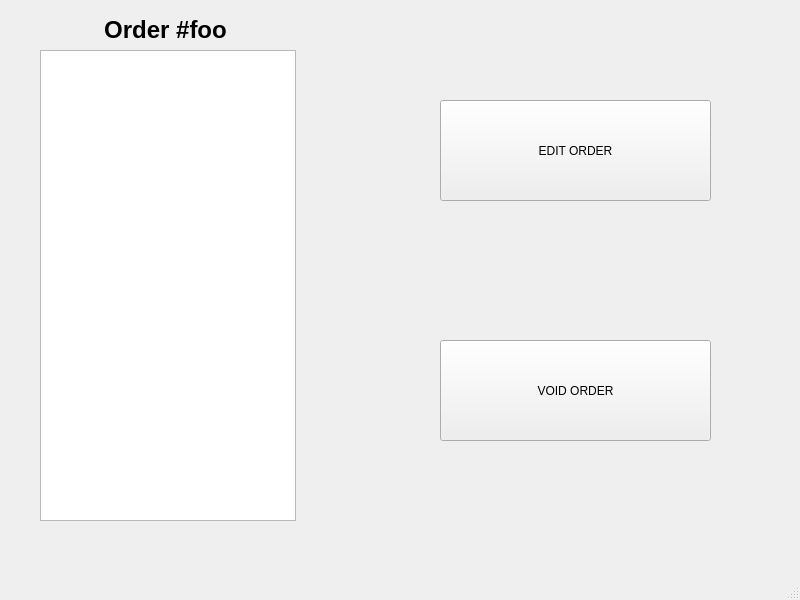
Before: the Qt Designer form Manager/managerOrderListGUI.ui in CS-3560-02-5/Los-Pollos-Hermanos-Drive-Thru-System, drawn with Qt 5.
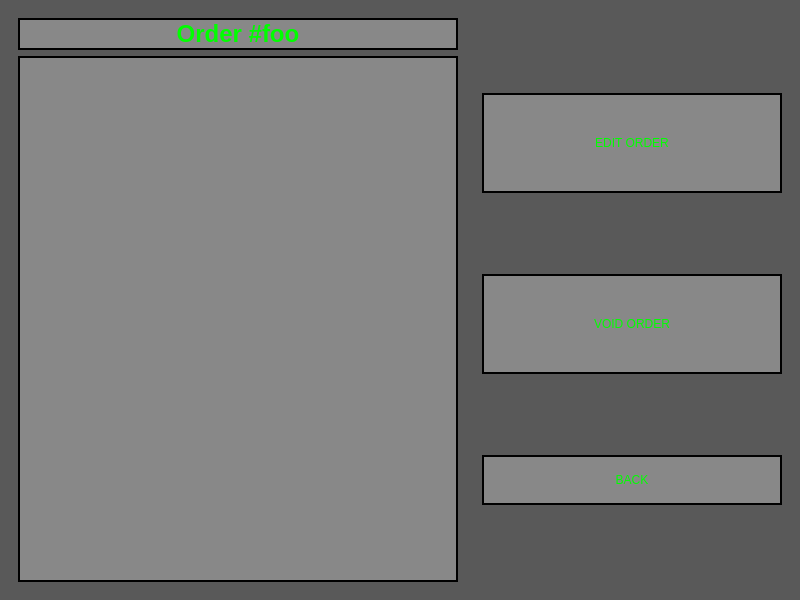
After: the same form once the commit is applied.

```diff
--- a/Manager/managerOrderListGUI.ui
+++ b/Manager/managerOrderListGUI.ui
@@ -10,64 +10,184 @@
     <height>600</height>
    </rect>
   </property>
+  <property name="minimumSize">
+   <size>
+    <width>0</width>
+    <height>0</height>
+   </size>
+  </property>
+  <property name="maximumSize">
+   <size>
+    <width>16777215</width>
+    <height>16777215</height>
+   </size>
+  </property>
   <property name="windowTitle">
    <string>MainWindow</string>
   </property>
+  <property name="styleSheet">
+   <string notr="true">QMainWindow#MainWindow
+{
+background-color: rgb(89, 89, 89);
+}</string>
+  </property>
   <widget class="QWidget" name="centralwidget">
-   <widget class="QListView" name="orderList_View">
-    <property name="geometry">
-     <rect>
-      <x>40</x>
-      <y>50</y>
-      <width>256</width>
-      <height>471</height>
-     </rect>
-    </property>
-   </widget>
-   <widget class="QPushButton" name="editOrder_but">
-    <property name="geometry">
-     <rect>
-      <x>440</x>
-      <y>100</y>
-      <width>271</width>
-      <height>101</height>
-     </rect>
-    </property>
-    <property name="text">
-     <string>EDIT ORDER</string>
-    </property>
-   </widget>
-   <widget class="QPushButton" name="voidOrder_but">
-    <property name="geometry">
-     <rect>
-      <x>440</x>
-      <y>340</y>
-      <width>271</width>
-      <height>101</height>
-     </rect>
-    </property>
-    <property name="text">
-     <string>VOID ORDER</string>
-    </property>
-   </widget>
-   <widget class="QLabel" name="manageOrderList_label">
-    <property name="geometry">
-     <rect>
-      <x>40</x>
-      <y>10</y>
-      <width>251</width>
-      <height>41</height>
-     </rect>
-    </property>
-    <property name="text">
-     <string>&lt;html&gt;&lt;head/&gt;&lt;body&gt;&lt;p&gt;&lt;span style=&quot; font-size:18pt; font-weight:600;&quot;&gt;Order #foo&lt;/span&gt;&lt;/p&gt;&lt;/body&gt;&lt;/html&gt;</string>
-    </property>
-    <property name="alignment">
-     <set>Qt::AlignCenter</set>
-    </property>
-   </widget>
+   <layout class="QHBoxLayout" name="horizontalLayout">
+    <item>
+     <widget class="QWidget" name="orderListWidget" native="true">
+      <property name="sizePolicy">
+       <sizepolicy hsizetype="Preferred" vsizetype="Preferred">
+        <horstretch>0</horstretch>
+        <verstretch>0</verstretch>
+       </sizepolicy>
+      </property>
+      <property name="maximumSize">
+       <size>
+        <width>5000</width>
+        <height>16777215</height>
+       </size>
+      </property>
+      <layout class="QVBoxLayout" name="verticalLayout_2">
+       <item>
+        <widget class="QLabel" name="manageOrderList_label">
+         <property name="styleSheet">
+          <string notr="true">color: rgb(0, 255, 0);
+background-color: rgb(136, 136, 136);
+font: 36pt &quot;Arial&quot;;
+border: 2px solid #ccc;
+border-color: rgb(0, 0, 0);</string>
+         </property>
+         <property name="text">
+          <string>&lt;html&gt;&lt;head/&gt;&lt;body&gt;&lt;p&gt;&lt;span style=&quot; font-size:18pt; font-weight:600;&quot;&gt;Order #foo&lt;/span&gt;&lt;/p&gt;&lt;/body&gt;&lt;/html&gt;</string>
+         </property>
+         <property name="alignment">
+          <set>Qt::AlignCenter</set>
+         </property>
+        </widget>
+       </item>
+       <item>
+        <widget class="QListView" name="orderList_View">
+         <property name="sizePolicy">
+          <sizepolicy hsizetype="Expanding" vsizetype="Expanding">
+           <horstretch>0</horstretch>
+           <verstretch>0</verstretch>
+          </sizepolicy>
+         </property>
+         <property name="minimumSize">
+          <size>
+           <width>400</width>
+           <height>0</height>
+          </size>
+         </property>
+         <property name="maximumSize">
+          <size>
+           <width>10000</width>
+           <height>16777215</height>
+          </size>
+         </property>
+         <property name="styleSheet">
+          <string notr="true">background-color: rgb(136, 136, 136);
+color: rgb(0, 255, 0);
+border: 2px solid #ccc;
+border-color: rgb(0, 0, 0);</string>
+         </property>
+        </widget>
+       </item>
+      </layout>
+     </widget>
+    </item>
+    <item>
+     <widget class="QWidget" name="OrderListButtonWidget" native="true">
+      <property name="sizePolicy">
+       <sizepolicy hsizetype="Fixed" vsizetype="Preferred">
+        <horstretch>0</horstretch>
+        <verstretch>0</verstretch>
+       </sizepolicy>
+      </property>
+      <layout class="QVBoxLayout" name="verticalLayout">
+       <item>
+        <widget class="QPushButton" name="editOrder_but">
+         <property name="sizePolicy">
+          <sizepolicy hsizetype="Fixed" vsizetype="Fixed">
+           <horstretch>0</horstretch>
+           <verstretch>0</verstretch>
+          </sizepolicy>
+         </property>
+         <property name="minimumSize">
+          <size>
+           <width>300</width>
+           <height>100</height>
+          </size>
+         </property>
+         <property name="styleSheet">
+          <string notr="true">color: rgb(0, 255, 0);
+background-color: rgb(136, 136, 136);
+font: 20pt &quot;Arial&quot;;
+border: 2px solid #ccc;
+border-color: rgb(0, 0, 0);</string>
+         </property>
+         <property name="text">
+          <string>EDIT ORDER</string>
+         </property>
+        </widget>
+       </item>
+       <item>
+        <widget class="QPushButton" name="voidOrder_but">
+         <property name="sizePolicy">
+          <sizepolicy hsizetype="Fixed" vsizetype="Fixed">
+           <horstretch>0</horstretch>
+           <verstretch>0</verstretch>
+          </sizepolicy>
+         </property>
+         <property name="minimumSize">
+          <size>
+           <width>300</width>
+           <height>100</height>
+          </size>
+         </property>
+         <property name="styleSheet">
+          <string notr="true">color: rgb(0, 255, 0);
+background-color: rgb(136, 136, 136);
+font: 20pt &quot;Arial&quot;;
+border: 2px solid #ccc;
+border-color: rgb(0, 0, 0);</string>
+         </property>
+         <property name="text">
+          <string>VOID ORDER</string>
+         </property>
+        </widget>
+       </item>
+       <item>
+        <widget class="QPushButton" name="back_but">
+         <property name="sizePolicy">
+          <sizepolicy hsizetype="Preferred" vsizetype="Fixed">
+           <horstretch>0</horstretch>
+           <verstretch>0</verstretch>
+          </sizepolicy>
+         </property>
+         <property name="minimumSize">
+          <size>
+           <width>100</width>
+           <height>50</height>
+          </size>
+         </property>
+         <property name="styleSheet">
+          <string notr="true">color: rgb(0, 255, 0);
+background-color: rgb(136, 136, 136);
+font: 15pt &quot;Arial&quot;;
+border: 2px solid #ccc;
+border-color: rgb(0, 0, 0);</string>
+         </property>
+         <property name="text">
+          <string>BACK</string>
+         </property>
+        </widget>
+       </item>
+      </layout>
+     </widget>
+    </item>
+   </layout>
   </widget>
-  <widget class="QStatusBar" name="statusbar"/>
  </widget>
  <resources/>
  <connections/>
```
